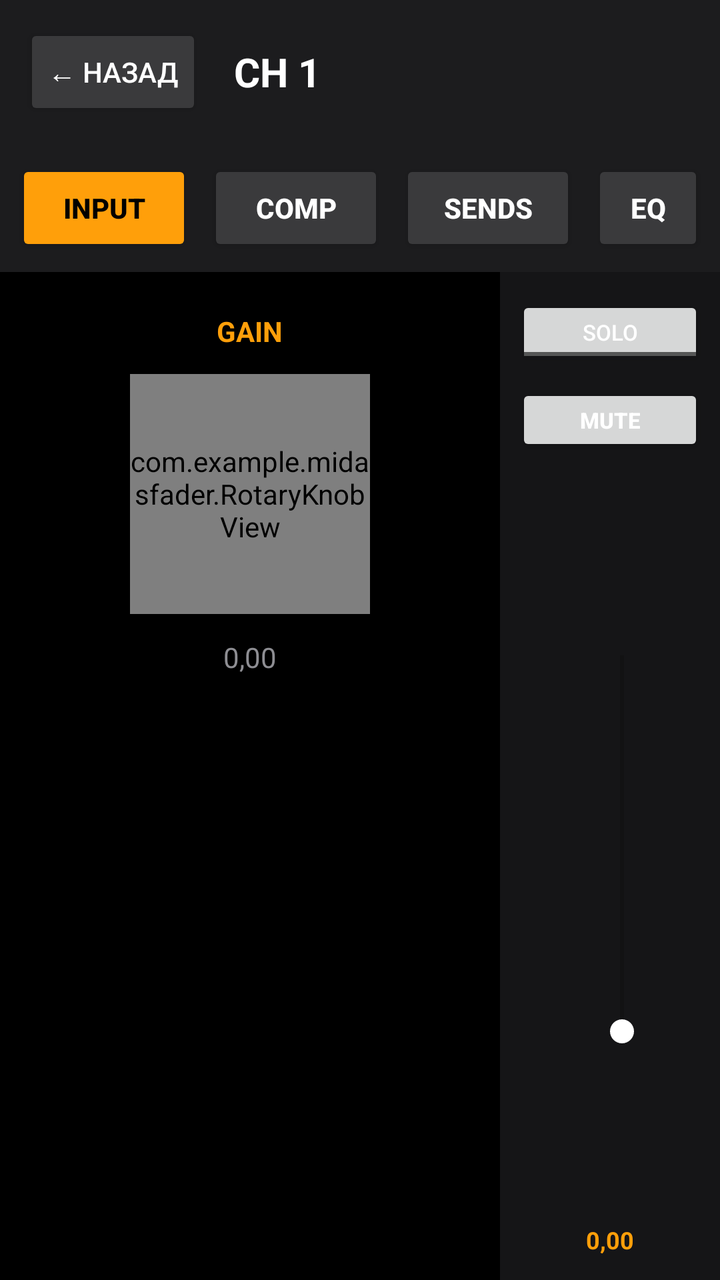
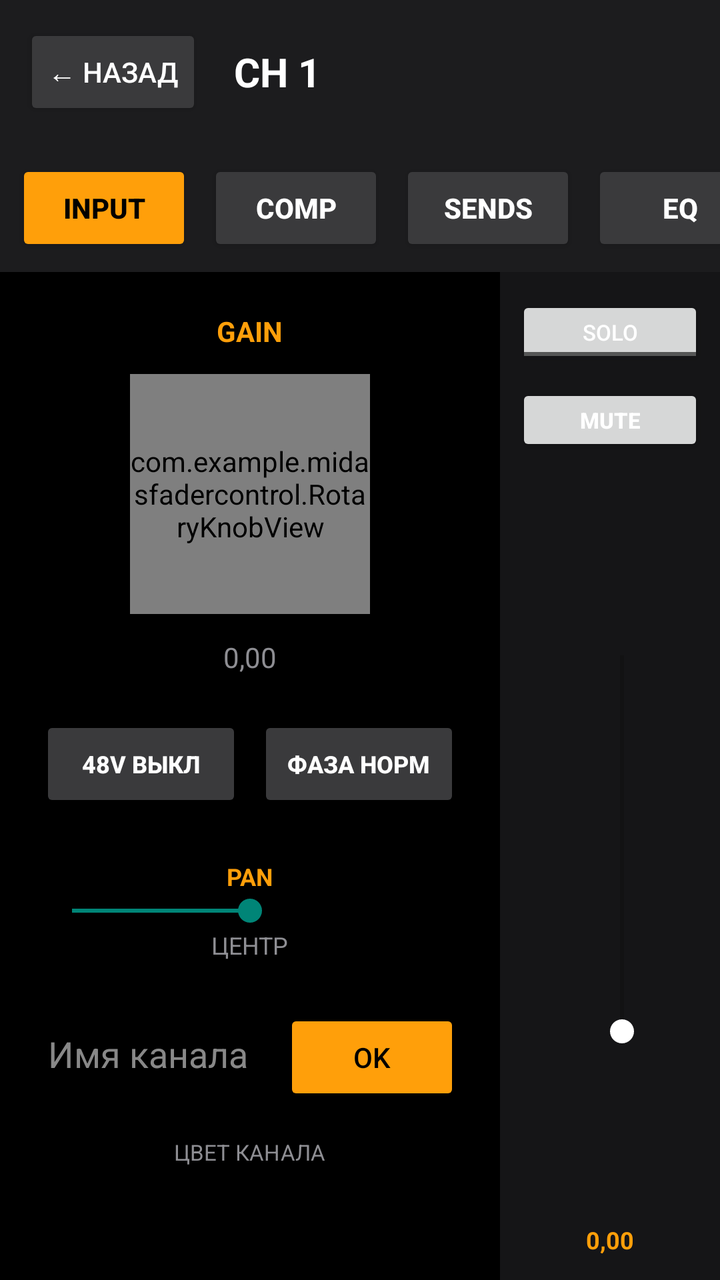

Compare the two renders of this Android layout. The source of the first and the diff that turns it into the second are given below.
<!-- AndroidManifest.xml: application theme Theme.AppCompat.DayNight -->
<!-- res/layout/channel_detail.xml -->
<?xml version="1.0" encoding="utf-8"?>
<LinearLayout xmlns:android="http://schemas.android.com/apk/res/android"
    android:layout_width="match_parent"
    android:layout_height="match_parent"
    android:orientation="vertical"
    android:background="#000000">

    
    <LinearLayout
        android:layout_width="match_parent"
        android:layout_height="wrap_content"
        android:orientation="horizontal"
        android:gravity="center_vertical"
        android:background="#1c1c1e"
        android:padding="12dp">

        <Button
            android:id="@+id/btnDetailBack"
            android:layout_width="wrap_content"
            android:layout_height="wrap_content"
            android:text="← Назад"
            android:textColor="#ffffff"
            android:backgroundTint="#3a3a3c" />

        <TextView
            android:id="@+id/textDetailChannelName"
            android:layout_width="0dp"
            android:layout_height="wrap_content"
            android:layout_weight="1"
            android:layout_marginStart="16dp"
            android:text="CH 1"
            android:textColor="#ffffff"
            android:textStyle="bold"
            android:textSize="20sp" />
    </LinearLayout>

    
    <LinearLayout
        android:layout_width="match_parent"
        android:layout_height="wrap_content"
        android:orientation="horizontal"
        android:background="#1c1c1e"
        android:padding="8dp">

        <Button
            android:id="@+id/btnTabInput"
            android:layout_width="wrap_content"
            android:layout_height="wrap_content"
            android:text="INPUT"
            android:textColor="#000000"
            android:textStyle="bold"
            android:backgroundTint="#ff9f0a"
            android:layout_marginEnd="8dp" />

        <Button
            android:id="@+id/btnTabComp"
            android:layout_width="wrap_content"
            android:layout_height="wrap_content"
            android:text="COMP"
            android:textColor="#ffffff"
            android:textStyle="bold"
            android:backgroundTint="#3a3a3c"
            android:layout_marginEnd="8dp" />

        <Button
            android:id="@+id/btnTabSends"
            android:layout_width="wrap_content"
            android:layout_height="wrap_content"
            android:text="SENDS"
            android:textColor="#ffffff"
            android:textStyle="bold"
            android:backgroundTint="#3a3a3c"
            android:layout_marginEnd="8dp" />

        <Button
            android:id="@+id/btnTabEq"
            android:layout_width="wrap_content"
            android:layout_height="wrap_content"
            android:text="EQ"
            android:textColor="#ffffff"
            android:textStyle="bold"
            android:backgroundTint="#3a3a3c" />
    </LinearLayout>

    
    <LinearLayout
        android:layout_width="match_parent"
        android:layout_height="0dp"
        android:layout_weight="1"
        android:orientation="horizontal">

        
        <ScrollView
            android:layout_width="0dp"
            android:layout_height="match_parent"
            android:layout_weight="1">

          <LinearLayout
            android:layout_width="match_parent"
            android:layout_height="wrap_content"
            android:orientation="vertical">

            
            <LinearLayout
                android:id="@+id/inputBlockContent"
                android:layout_width="match_parent"
                android:layout_height="wrap_content"
                android:orientation="vertical"
                android:gravity="center_horizontal"
                android:padding="20dp">

                <TextView
                    android:layout_width="wrap_content"
                    android:layout_height="wrap_content"
                    android:text="GAIN"
                    android:textColor="#ff9f0a"
                    android:textStyle="bold"
                    android:textSize="14sp"
                    android:layout_marginBottom="12dp" />

                <com.example.midasfader.RotaryKnobView
                    android:id="@+id/knobDetailGain"
                    android:layout_width="120dp"
                    android:layout_height="120dp" />

                <TextView
                    android:id="@+id/textDetailGainValue"
                    android:layout_width="wrap_content"
                    android:layout_height="wrap_content"
                    android:text="0,00"
                    android:textColor="#8e8e93"
                    android:textSize="14sp"
                    android:layout_marginTop="12dp" />

            </LinearLayout>

            <LinearLayout
                android:id="@+id/compBlockContent"
                android:layout_width="match_parent"
                android:layout_height="wrap_content"
                android:orientation="vertical"
                android:padding="20dp"
                android:visibility="gone">

                
                <Button
                    android:id="@+id/btnDetailCompIn"
                    android:layout_width="match_parent"
                    android:layout_height="wrap_content"
                    android:text="COMP ВЫКЛ"
                    android:textStyle="bold"
                    android:textColor="#ffffff"
                    android:layout_marginBottom="20dp" />

                
                <TextView
                    android:layout_width="wrap_content"
                    android:layout_height="wrap_content"
                    android:text="RATIO"
                    android:textColor="#ff9f0a"
                    android:textStyle="bold"
                    android:textSize="12sp" />
                <SeekBar
                    android:id="@+id/seekCompRatio"
                    android:layout_width="match_parent"
                    android:layout_height="wrap_content"
                    android:max="1000"
                    android:progress="0" />
                <TextView
                    android:id="@+id/textCompRatioValue"
                    android:layout_width="wrap_content"
                    android:layout_height="wrap_content"
                    android:text="0,00"
                    android:textColor="#aaaaaa"
                    android:textSize="12sp"
                    android:layout_marginBottom="16dp" />

                
                <TextView
                    android:layout_width="wrap_content"
                    android:layout_height="wrap_content"
                    android:text="ATTACK"
                    android:textColor="#ff9f0a"
                    android:textStyle="bold"
                    android:textSize="12sp" />
                <SeekBar
                    android:id="@+id/seekCompAttack"
                    android:layout_width="match_parent"
                    android:layout_height="wrap_content"
                    android:max="1000"
                    android:progress="0" />
                <TextView
                    android:id="@+id/textCompAttackValue"
                    android:layout_width="wrap_content"
                    android:layout_height="wrap_content"
                    android:text="0,00"
                    android:textColor="#aaaaaa"
                    android:textSize="12sp"
                    android:layout_marginBottom="16dp" />

                
                <TextView
                    android:layout_width="wrap_content"
                    android:layout_height="wrap_content"
                    android:text="RELEASE"
                    android:textColor="#ff9f0a"
                    android:textStyle="bold"
                    android:textSize="12sp" />
                <SeekBar
                    android:id="@+id/seekCompRelease"
                    android:layout_width="match_parent"
                    android:layout_height="wrap_content"
                    android:max="1000"
                    android:progress="0" />
                <TextView
                    android:id="@+id/textCompReleaseValue"
                    android:layout_width="wrap_content"
                    android:layout_height="wrap_content"
                    android:text="0,00"
                    android:textColor="#aaaaaa"
                    android:textSize="12sp"
                    android:layout_marginBottom="16dp" />

                
                <TextView
                    android:layout_width="wrap_content"
                    android:layout_height="wrap_content"
                    android:text="THRESHOLD"
                    android:textColor="#ff9f0a"
                    android:textStyle="bold"
                    android:textSize="12sp" />
                <SeekBar
                    android:id="@+id/seekCompThreshold"
                    android:layout_width="match_parent"
                    android:layout_height="wrap_content"
                    android:max="1000"
                    android:progress="0" />
                <TextView
                    android:id="@+id/textCompThresholdValue"
                    android:layout_width="wrap_content"
                    android:layout_height="wrap_content"
                    android:text="0,00"
                    android:textColor="#aaaaaa"
                    android:textSize="12sp"
                    android:layout_marginBottom="16dp" />

                
                <TextView
                    android:layout_width="wrap_content"
                    android:layout_height="wrap_content"
                    android:text="MAKEUP GAIN"
                    android:textColor="#ff9f0a"
                    android:textStyle="bold"
                    android:textSize="12sp" />
                <SeekBar
                    android:id="@+id/seekCompMakeup"
                    android:layout_width="match_parent"
                    android:layout_height="wrap_content"
                    android:max="1000"
                    android:progress="0" />
                <TextView
                    android:id="@+id/textCompMakeupValue"
                    android:layout_width="wrap_content"
                    android:layout_height="wrap_content"
                    android:text="0,00"
                    android:textColor="#aaaaaa"
                    android:textSize="12sp" />

            </LinearLayout>

            <LinearLayout
                android:id="@+id/sendsBlockContent"
                android:layout_width="match_parent"
                android:layout_height="wrap_content"
                android:orientation="vertical"
                android:padding="20dp"
                android:visibility="gone" />
            

            <LinearLayout
                android:id="@+id/eqBlockContent"
                android:layout_width="match_parent"
                android:layout_height="wrap_content"
                android:orientation="vertical"
                android:padding="20dp"
                android:visibility="gone" />
            

          </LinearLayout>
        </ScrollView>

        
        <LinearLayout
            android:layout_width="110dp"
            android:layout_height="match_parent"
            android:orientation="vertical"
            android:gravity="center_horizontal"
            android:background="#151517"
            android:paddingTop="12dp"
            android:paddingBottom="12dp">

            <ToggleButton
                android:id="@+id/detailSolo"
                android:layout_width="match_parent"
                android:layout_height="36dp"
                android:layout_marginStart="8dp"
                android:layout_marginEnd="8dp"
                android:textOn="SOLO"
                android:textOff="SOLO"
                android:textSize="11sp"
                android:textColor="#ffffff" />

            <Button
                android:id="@+id/detailMute"
                android:layout_width="match_parent"
                android:layout_height="36dp"
                android:layout_marginStart="8dp"
                android:layout_marginEnd="8dp"
                android:layout_marginTop="8dp"
                android:text="MUTE"
                android:textSize="11sp"
                android:textStyle="bold"
                android:textColor="#ffffff" />

            <LinearLayout
                android:layout_width="match_parent"
                android:layout_height="0dp"
                android:layout_weight="1"
                android:layout_marginTop="12dp"
                android:orientation="horizontal"
                android:gravity="center_horizontal">

                <FrameLayout
                    android:layout_width="8dp"
                    android:layout_height="match_parent"
                    android:layout_marginEnd="4dp">
                    <View
                        android:id="@+id/detailMeterBar"
                        android:layout_width="match_parent"
                        android:layout_height="0dp"
                        android:layout_gravity="bottom"
                        android:background="#34c759" />
                </FrameLayout>

                <FrameLayout
                    android:id="@+id/detailFaderContainer"
                    android:layout_width="32dp"
                    android:layout_height="match_parent">

                    <SeekBar
                        android:id="@+id/detailFader"
                        android:layout_width="220dp"
                        android:layout_height="32dp"
                        android:layout_gravity="center"
                        android:max="1000"
                        android:progress="0"
                        android:progressTint="#ff9f0a"
                        android:thumbTint="#ffffff"
                        android:rotation="270" />
                </FrameLayout>
            </LinearLayout>

            <TextView
                android:id="@+id/textDetailLevelValue"
                android:layout_width="wrap_content"
                android:layout_height="wrap_content"
                android:text="0,00"
                android:textColor="#ff9f0a"
                android:textStyle="bold"
                android:textSize="12sp"
                android:layout_marginTop="8dp" />
        </LinearLayout>
    </LinearLayout>
</LinearLayout>
<!-- resources referenced by this layout -->
<resources>

</resources>

<!-- the commit's change to res/layout/channel_detail.xml (unified diff, before → after) -->
@@ -2,6 +2,7 @@
 <LinearLayout xmlns:android="http://schemas.android.com/apk/res/android"
     android:layout_width="match_parent"
     android:layout_height="match_parent"
+    android:fitsSystemWindows="true"
     android:orientation="vertical"
     android:background="#000000">
 
@@ -35,11 +36,16 @@
     </LinearLayout>
 
     
-    <LinearLayout
+    <HorizontalScrollView
         android:layout_width="match_parent"
         android:layout_height="wrap_content"
+        android:scrollbars="none"
+        android:background="#1c1c1e">
+
+    <LinearLayout
+        android:layout_width="wrap_content"
+        android:layout_height="wrap_content"
         android:orientation="horizontal"
-        android:background="#1c1c1e"
         android:padding="8dp">
 
         <Button
@@ -79,8 +85,19 @@
             android:text="EQ"
             android:textColor="#ffffff"
             android:textStyle="bold"
+            android:backgroundTint="#3a3a3c"
+            android:layout_marginEnd="8dp" />
+
+        <Button
+            android:id="@+id/btnTabGate"
+            android:layout_width="wrap_content"
+            android:layout_height="wrap_content"
+            android:text="GATE"
+            android:textColor="#ffffff"
+            android:textStyle="bold"
             android:backgroundTint="#3a3a3c" />
     </LinearLayout>
+    </HorizontalScrollView>
 
     
     <LinearLayout
@@ -118,7 +135,7 @@
                     android:textSize="14sp"
                     android:layout_marginBottom="12dp" />
 
-                <com.example.midasfader.RotaryKnobView
+                <com.example.midasfadercontrol.RotaryKnobView
                     android:id="@+id/knobDetailGain"
                     android:layout_width="120dp"
                     android:layout_height="120dp" />
@@ -131,6 +148,102 @@
                     android:textColor="#8e8e93"
                     android:textSize="14sp"
                     android:layout_marginTop="12dp" />
+
+                
+                <LinearLayout
+                    android:layout_width="match_parent"
+                    android:layout_height="wrap_content"
+                    android:orientation="horizontal"
+                    android:layout_marginTop="20dp">
+
+                    <Button
+                        android:id="@+id/btnDetailPhantom"
+                        android:layout_width="0dp"
+                        android:layout_height="wrap_content"
+                        android:layout_weight="1"
+                        android:layout_marginEnd="8dp"
+                        android:text="48V ВЫКЛ"
+                        android:textSize="12sp"
+                        android:textStyle="bold"
+                        android:textColor="#ffffff"
+                        android:backgroundTint="#3a3a3c" />
+
+                    <Button
+                        android:id="@+id/btnDetailPhase"
+                        android:layout_width="0dp"
+                        android:layout_height="wrap_content"
+                        android:layout_weight="1"
+                        android:text="ФАЗА НОРМ"
+                        android:textSize="12sp"
+                        android:textStyle="bold"
+                        android:textColor="#ffffff"
+                        android:backgroundTint="#3a3a3c" />
+                </LinearLayout>
+
+                
+                <TextView
+                    android:layout_width="wrap_content"
+                    android:layout_height="wrap_content"
+                    android:text="PAN"
+                    android:textColor="#ff9f0a"
+                    android:textStyle="bold"
+                    android:textSize="12sp"
+                    android:layout_marginTop="24dp" />
+                <SeekBar
+                    android:id="@+id/seekDetailPan"
+                    android:layout_width="match_parent"
+                    android:layout_height="wrap_content"
+                    android:max="1000"
+                    android:progress="500" />
+                <TextView
+                    android:id="@+id/textDetailPanValue"
+                    android:layout_width="wrap_content"
+                    android:layout_height="wrap_content"
+                    android:text="ЦЕНТР"
+                    android:textColor="#8e8e93"
+                    android:textSize="12sp" />
+
+                
+                <LinearLayout
+                    android:layout_width="match_parent"
+                    android:layout_height="wrap_content"
+                    android:orientation="horizontal"
+                    android:layout_marginTop="24dp">
+
+                    <EditText
+                        android:id="@+id/editDetailChannelName"
+                        android:layout_width="0dp"
+                        android:layout_height="wrap_content"
+                        android:layout_weight="1"
+                        android:hint="Имя канала"
+                        android:textColor="#ffffff"
+                        android:textColorHint="#888888"
+                        android:maxLines="1" />
+
+                    <Button
+                        android:id="@+id/btnDetailApplyName"
+                        android:layout_width="wrap_content"
+                        android:layout_height="wrap_content"
+                        android:layout_marginStart="8dp"
+                        android:text="OK"
+                        android:backgroundTint="#ff9f0a"
+                        android:textColor="#000000" />
+                </LinearLayout>
+
+                <TextView
+                    android:layout_width="wrap_content"
+                    android:layout_height="wrap_content"
+                    android:text="ЦВЕТ КАНАЛА"
+                    android:textColor="#8e8e93"
+                    android:textSize="11sp"
+                    android:layout_marginTop="16dp"
+                    android:layout_marginBottom="8dp" />
+
+                <LinearLayout
+                    android:id="@+id/rowColourSwatches"
+                    android:layout_width="match_parent"
+                    android:layout_height="36dp"
+                    android:orientation="horizontal" />
 
             </LinearLayout>
 
@@ -260,6 +373,40 @@
                     android:progress="0" />
                 <TextView
                     android:id="@+id/textCompMakeupValue"
+                    android:layout_width="wrap_content"
+                    android:layout_height="wrap_content"
+                    android:text="0,00"
+                    android:textColor="#aaaaaa"
+                    android:textSize="12sp" />
+
+                
+                <Button
+                    android:id="@+id/btnCompFiltersIn"
+                    android:layout_width="match_parent"
+                    android:layout_height="wrap_content"
+                    android:text="ФИЛЬТР ВЫКЛ"
+                    android:textSize="12sp"
+                    android:textStyle="bold"
+                    android:textColor="#ffffff"
+                    android:backgroundTint="#3a3a3c"
+                    android:layout_marginTop="20dp" />
+
+                <TextView
+                    android:layout_width="wrap_content"
+                    android:layout_height="wrap_content"
+                    android:text="ЧАСТОТА ФИЛЬТРА"
+                    android:textColor="#ff9f0a"
+                    android:textStyle="bold"
+                    android:textSize="12sp"
+                    android:layout_marginTop="12dp" />
+                <SeekBar
+                    android:id="@+id/seekCompFilterFreq"
+                    android:layout_width="match_parent"
+                    android:layout_height="wrap_content"
+                    android:max="1000"
+                    android:progress="0" />
+                <TextView
+                    android:id="@+id/textCompFilterFreqValue"
                     android:layout_width="wrap_content"
                     android:layout_height="wrap_content"
                     android:text="0,00"
@@ -279,6 +426,15 @@
 
             <LinearLayout
                 android:id="@+id/eqBlockContent"
+                android:layout_width="match_parent"
+                android:layout_height="wrap_content"
+                android:orientation="vertical"
+                android:padding="20dp"
+                android:visibility="gone" />
+            
+
+            <LinearLayout
+                android:id="@+id/gateBlockContent"
                 android:layout_width="match_parent"
                 android:layout_height="wrap_content"
                 android:orientation="vertical"
